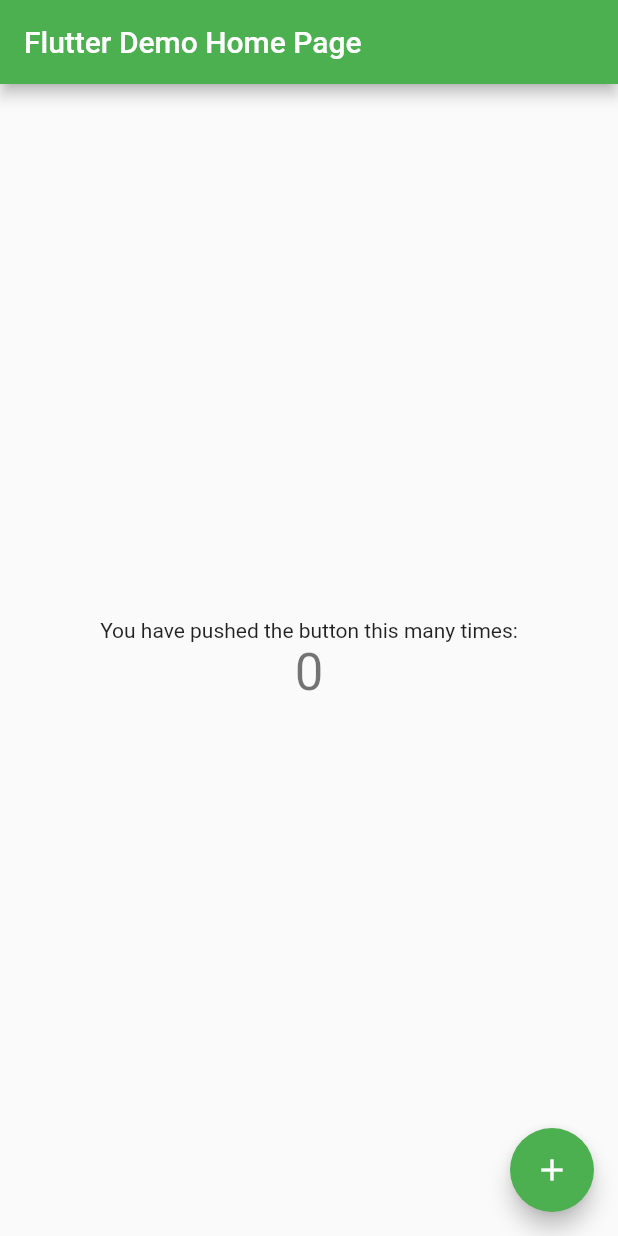
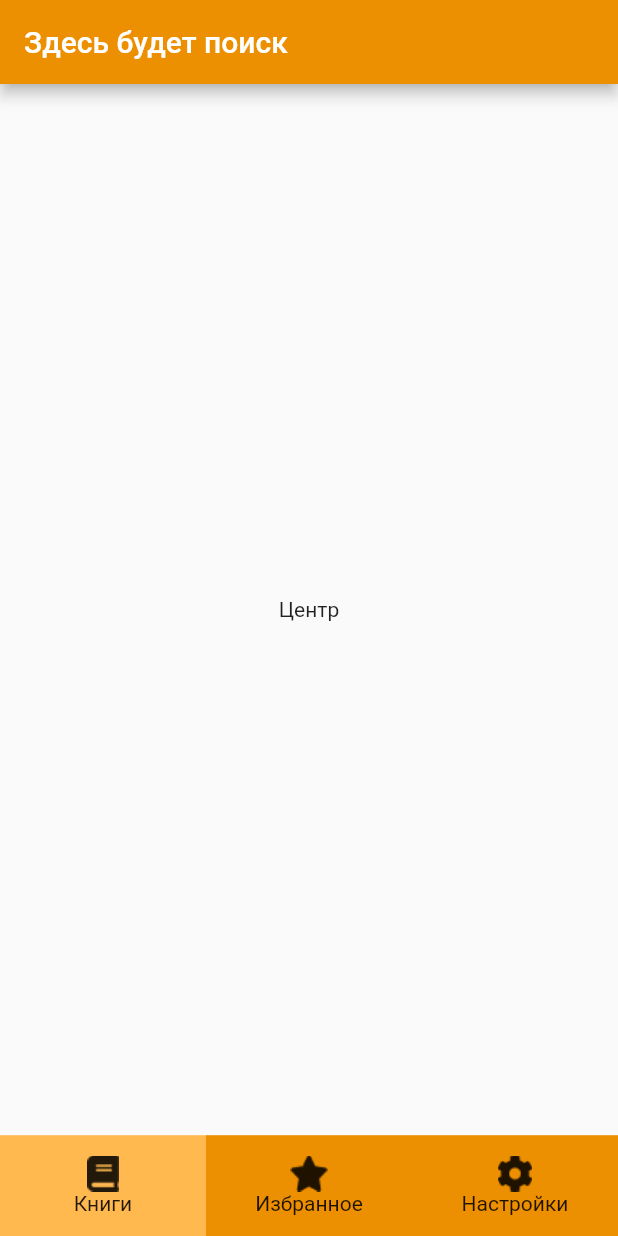
Before and after one commit to Mixalpal/Reader, a Flutter app: the screen it shows after launch, on a phone screen of 412 x 824 dp. Run offline on Flutter 3.47's test engine with Material 2 defaults, Android fonts, the phone set to English and light mode, and no system bars.

Commit message:
Сверстал навбар

```diff
--- a/lib/main.dart
+++ b/lib/main.dart
@@ -1,4 +1,5 @@
 import 'package:flutter/material.dart';
+import 'navBar.dart';
 
 void main() {
   runApp(const MyApp());
@@ -12,56 +13,9 @@ class MyApp extends StatelessWidget {
     return MaterialApp(
       title: 'Flutter Demo',
       theme: ThemeData(
-        primarySwatch: Colors.green,
-      ),
-      home: const MyHomePage(title: 'Flutter Demo Home Page'),
+          //primaryColor: const Color.fromRGBO(255, 185, 78, 1),
+          ),
+      home: const NavBar(),
     );
   }
 }
-
-class MyHomePage extends StatefulWidget {
-  const MyHomePage({super.key, required this.title});
-
-  final String title;
-
-  @override
-  State<MyHomePage> createState() => _MyHomePageState();
-}
-
-class _MyHomePageState extends State<MyHomePage> {
-  int _counter = 0;
-
-  void _incrementCounter() {
-    setState(() {
-      _counter++;
-    });
-  }
-
-  @override
-  Widget build(BuildContext context) {
-    return Scaffold(
-      appBar: AppBar(
-        title: Text(widget.title),
-      ),
-      body: Center(
-        child: Column(
-          mainAxisAlignment: MainAxisAlignment.center,
-          children: <Widget>[
-            const Text(
-              'You have pushed the button this many times:',
-            ),
-            Text(
-              '$_counter',
-              style: Theme.of(context).textTheme.headline4,
-            ),
-          ],
-        ),
-      ),
-      floatingActionButton: FloatingActionButton(
-        onPressed: _incrementCounter,
-        tooltip: 'Increment',
-        child: const Icon(Icons.add),
-      ), // This trailing comma makes auto-formatting nicer for build methods.
-    );
-  }
-}
--- /dev/null
+++ b/lib/navBar.dart
@@ -0,0 +1,145 @@
+import 'dart:ui';
+
+import 'package:flutter/material.dart';
+
+class NavBar extends StatefulWidget {
+  const NavBar({super.key});
+
+  @override
+  State<NavBar> createState() => _NavBar();
+}
+
+class _NavBar extends State<NavBar> {
+  int _selectedIndex = 0;
+  static const TextStyle optionStyle =
+      TextStyle(fontSize: 30, fontWeight: FontWeight.bold);
+  static const List<Widget> _widgetOptions = <Widget>[
+    Text(
+      'Здесь будут книги',
+      style: optionStyle,
+    ),
+    Text(
+      'Здесь будет избранное',
+      style: optionStyle,
+    ),
+    Text(
+      'Здесь будут настройки',
+      style: optionStyle,
+    ),
+  ];
+
+  void _onItemTapped(int index) {
+    setState(() {
+      _selectedIndex = index;
+    });
+  }
+
+  @override
+  Widget build(BuildContext context) {
+    return Scaffold(
+      appBar: AppBar(
+        title: const Text('Здесь будет поиск'),
+        backgroundColor: const Color.fromRGBO(236, 143, 0, 1),
+      ),
+      body: Center(
+        child: Column(
+          mainAxisSize: MainAxisSize.max,
+          crossAxisAlignment: CrossAxisAlignment.stretch,
+          children: <Widget>[
+            Expanded(
+              flex: 9125,
+              child: Row(
+                mainAxisAlignment: MainAxisAlignment.center,
+                mainAxisSize: MainAxisSize.max,
+                children: [Text("Центр")],
+              ),
+            ),
+            Expanded(
+              flex: 875,
+              child: Row(
+                mainAxisAlignment: MainAxisAlignment.spaceAround,
+                mainAxisSize: MainAxisSize.max,
+                children: <Widget>[
+                  Container(
+                    //width: MediaQuery.of(context).size.width / 3,
+                    color: (_selectedIndex == 0)
+                        ? const Color.fromRGBO(255, 185, 78, 1)
+                        : const Color.fromRGBO(236, 143, 0, 1),
+                    child: GestureDetector(
+                      child: SizedBox(
+                        width: MediaQuery.of(context).size.width / 3,
+                        child: Column(
+                          mainAxisSize: MainAxisSize.max,
+                          crossAxisAlignment: CrossAxisAlignment.stretch,
+                          mainAxisAlignment: MainAxisAlignment.center,
+                          children: <Widget>[
+                            ImageIcon(
+                                AssetImage('assets/images/BookVector.png')),
+                            Text(
+                              "Книги",
+                              textAlign: TextAlign.center,
+                            ),
+                          ],
+                        ),
+                      ),
+                      onTap: () => {_onItemTapped(0)},
+                    ),
+                  ),
+                  Container(
+                    color: (_selectedIndex == 1)
+                        ? const Color.fromRGBO(255, 185, 78, 1)
+                        : const Color.fromRGBO(236, 143, 0, 1),
+                    child: GestureDetector(
+                      child: SizedBox(
+                        width: MediaQuery.of(context).size.width / 3,
+                        child: Column(
+                          children: <Widget>[
+                            ImageIcon(
+                                AssetImage('assets/images/StarVector.png')),
+                            Text(
+                              "Избранное",
+                              textAlign: TextAlign.center,
+                            ),
+                          ],
+                          mainAxisSize: MainAxisSize.max,
+                          crossAxisAlignment: CrossAxisAlignment.stretch,
+                          mainAxisAlignment: MainAxisAlignment.center,
+                        ),
+                      ),
+                      onTap: () => {_onItemTapped(1)},
+                    ),
+                  ),
+                  Container(
+                    color: (_selectedIndex == 2)
+                        ? const Color.fromRGBO(255, 185, 78, 1)
+                        : const Color.fromRGBO(236, 143, 0, 1),
+                    child: GestureDetector(
+                      child: SizedBox(
+                        width: MediaQuery.of(context).size.width / 3,
+                        child: Column(
+                          children: <Widget>[
+                            ImageIcon(
+                              AssetImage('assets/images/SettingsVector.png'),
+                            ),
+                            Text(
+                              "Настройки",
+                              textAlign: TextAlign.center,
+                            ),
+                          ],
+                          mainAxisSize: MainAxisSize.max,
+                          crossAxisAlignment: CrossAxisAlignment.stretch,
+                          mainAxisAlignment: MainAxisAlignment.center,
+                        ),
+                      ),
+                      onTap: () => {_onItemTapped(2)},
+                    ),
+                  ),
+                ],
+              ),
+            ),
+          ],
+        ),
+      ),
+    );
+  }
+}
```
Also changed, not shown: lib/mainPage.dart (added, +13 -0 lines), pubspec.yaml (+5 -66 lines), assets/images/BookVector.png (added), assets/images/SettingsVector.png (added), assets/images/StarVector.png (added).
